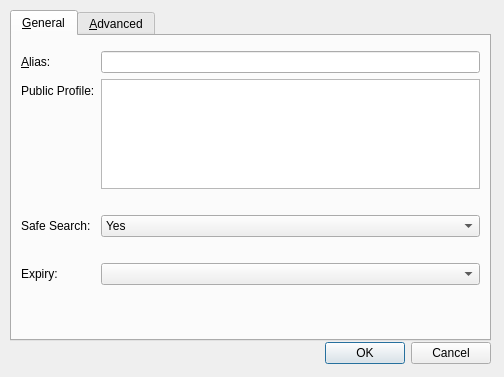
First picture: the form in src/qt/forms/editaliasdialog.ui, repository sschepis/syscoin2, before the edit.
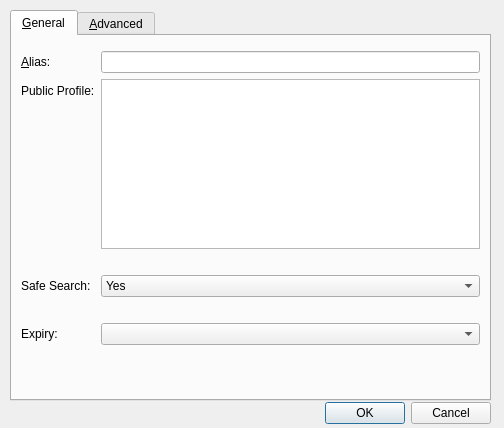
Second picture: the form after the edit. Custom widgets are drawn as their Qt base class.

The edit to the form file:
```diff
--- a/src/qt/forms/editaliasdialog.ui
+++ b/src/qt/forms/editaliasdialog.ui
@@ -7,7 +7,7 @@
     <x>0</x>
     <y>0</y>
     <width>504</width>
-    <height>377</height>
+    <height>428</height>
    </rect>
   </property>
   <property name="windowTitle">
@@ -19,7 +19,7 @@
      <x>10</x>
      <y>10</y>
      <width>481</width>
-     <height>331</height>
+     <height>391</height>
     </rect>
    </property>
    <property name="currentIndex">
@@ -139,7 +139,7 @@
        <property name="sizeHint" stdset="0">
         <size>
          <width>20</width>
-         <height>100</height>
+         <height>40</height>
         </size>
        </property>
       </spacer>
@@ -221,7 +221,7 @@
    <property name="geometry">
     <rect>
      <x>10</x>
-     <y>340</y>
+     <y>400</y>
      <width>481</width>
      <height>27</height>
     </rect>
```
